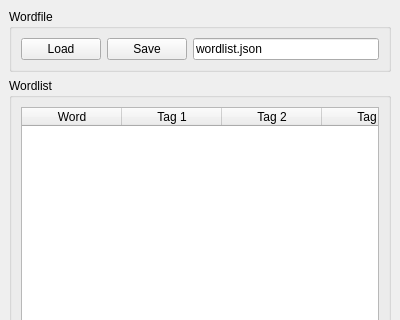
Before: the Qt Designer form ui/wordlist.ui in mikedotonline/SocialSpatial, drawn with Qt 5; both pictures show x 0 to 400 and y 0 to 320 of the 400 by 585 pixel window.
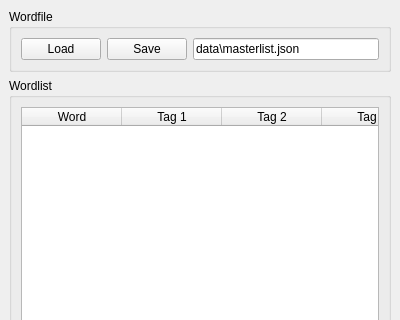
After: the same form once the commit is applied.

Commit message:
wordlist implementation
add functionality for load, add_word, remove_words

```diff
--- a/ui/wordlist.ui
+++ b/ui/wordlist.ui
@@ -40,7 +40,7 @@
          <item>
           <widget class="QLineEdit" name="wordlistfile_lineEdit">
            <property name="text">
-            <string>wordlist.json</string>
+            <string>data\masterlist.json</string>
            </property>
           </widget>
          </item>
```
The commit also changes 4 other files.
